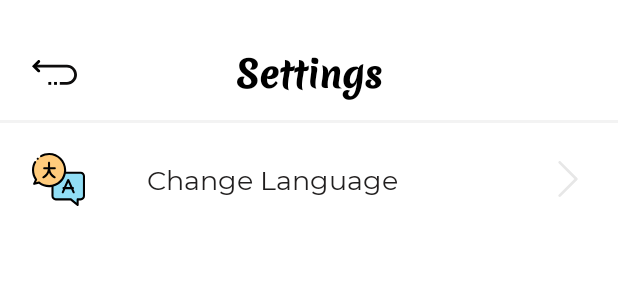
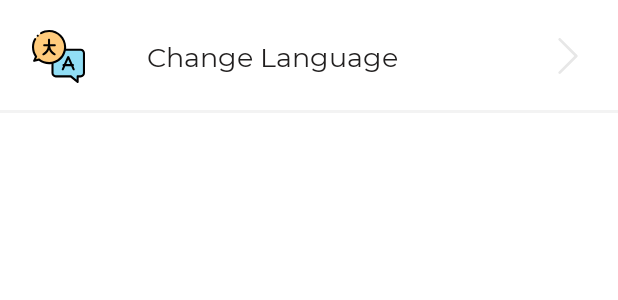
Before and after one commit to setianjay/GithubUser, an Android app: the layout fragment_settings.xml on its own in the app's theme, with its tools: preview values and no code run, on a phone screen of 412 x 824 dp. Shown: the top 300 px of the screen. Run offline under Robolectric (Android 15) with nearby library versions, the phone set to English and light mode, and no system bars.

Commit message:
Fix the code with change SettingsActivity to SettingsFragment

```diff
--- a/app/src/main/AndroidManifest.xml
+++ b/app/src/main/AndroidManifest.xml
@@ -14,9 +14,6 @@
         android:roundIcon="@mipmap/ic_launcher_round"
         android:supportsRtl="true"
         android:theme="@style/Theme.GithubUser">
-        <activity
-            android:name=".screens.activity.SettingsActivity"
-            android:screenOrientation="portrait" />
 
         <activity
             android:name=".screens.activity.HomeActivity"
--- a/app/src/main/res/layout/activity_settings.xml
+++ b/app/src/main/res/layout/fragment_settings.xml
@@ -1,44 +1,10 @@
 <?xml version="1.0" encoding="utf-8"?>
-<RelativeLayout xmlns:android="http://schemas.android.com/apk/res/android"
+<LinearLayout xmlns:android="http://schemas.android.com/apk/res/android"
     xmlns:tools="http://schemas.android.com/tools"
     android:layout_width="match_parent"
     android:layout_height="match_parent"
-    android:paddingTop="@dimen/padding_32"
-    android:paddingBottom="@dimen/padding_21"
-    tools:context=".screens.activity.SettingsActivity">
-
-    <ImageView
-        android:id="@+id/iv_back"
-        android:background="?android:attr/selectableItemBackground"
-        android:contentDescription="@string/app_name"
-        android:layout_width="wrap_content"
-        android:layout_height="wrap_content"
-        android:layout_alignParentStart="true"
-        android:layout_alignParentTop="true"
-        android:layout_marginStart="@dimen/margin_21"
-        android:paddingTop="8dp"
-        android:src="@drawable/ic_back" />
-
-    <TextView
-        android:id="@+id/tv_page"
-        android:layout_width="wrap_content"
-        android:layout_height="wrap_content"
-        android:layout_alignTop="@+id/iv_back"
-        android:layout_alignBottom="@+id/iv_back"
-        android:layout_centerHorizontal="true"
-        android:fontFamily="@font/merienda_regular"
-        android:text="@string/settings"
-        android:textColor="@color/black"
-        android:textSize="@dimen/text_24"
-        android:textStyle="bold" />
-
-    <View
-        android:id="@+id/vw_page"
-        android:background="@color/gray_soft"
-        android:layout_width="match_parent"
-        android:layout_height="2dp"
-        android:layout_below="@id/tv_page"
-        android:layout_marginTop="10dp" />
+    android:orientation="vertical"
+    tools:context=".screens.fragment.SettingsFragment">
 
     <LinearLayout
         android:id="@+id/container_language"
@@ -47,7 +13,6 @@
         android:focusable="true"
         android:layout_width="match_parent"
         android:layout_height="wrap_content"
-        android:layout_below="@id/vw_page"
         android:layout_marginTop="@dimen/margin_10"
         android:paddingStart="@dimen/padding_21"
         android:paddingTop="@dimen/padding_10"
@@ -83,4 +48,12 @@
             android:src="@drawable/ic_next" />
 
     </LinearLayout>
-</RelativeLayout>
+
+    <View
+        android:id="@+id/vw_page"
+        android:background="@color/gray_soft"
+        android:layout_width="match_parent"
+        android:layout_height="2dp"
+        android:layout_marginTop="@dimen/margin_8"/>
+
+</LinearLayout>
--- a/app/src/main/res/navigation/nav_content.xml
+++ b/app/src/main/res/navigation/nav_content.xml
@@ -31,4 +31,10 @@
             app:popUpTo="@id/userListFragment"
             app:popUpToInclusive="true" />
     </fragment>
+
+    <fragment
+        android:id="@+id/settingsFragment"
+        android:name="com.setianjay.githubuser.screens.fragment.SettingsFragment"
+        android:label="fragment_settings"
+        tools:layout="@layout/fragment_settings" />
 </navigation>
```
Also changed, not shown: app/src/main/java/com/setianjay/githubuser/screens/activity/HomeActivity.kt (+13 -12 lines), app/src/main/java/com/setianjay/githubuser/screens/activity/SettingsActivity.kt (deleted, +0 -32 lines), app/src/main/java/com/setianjay/githubuser/screens/fragment/SettingsFragment.kt (added, +64 -0 lines).
